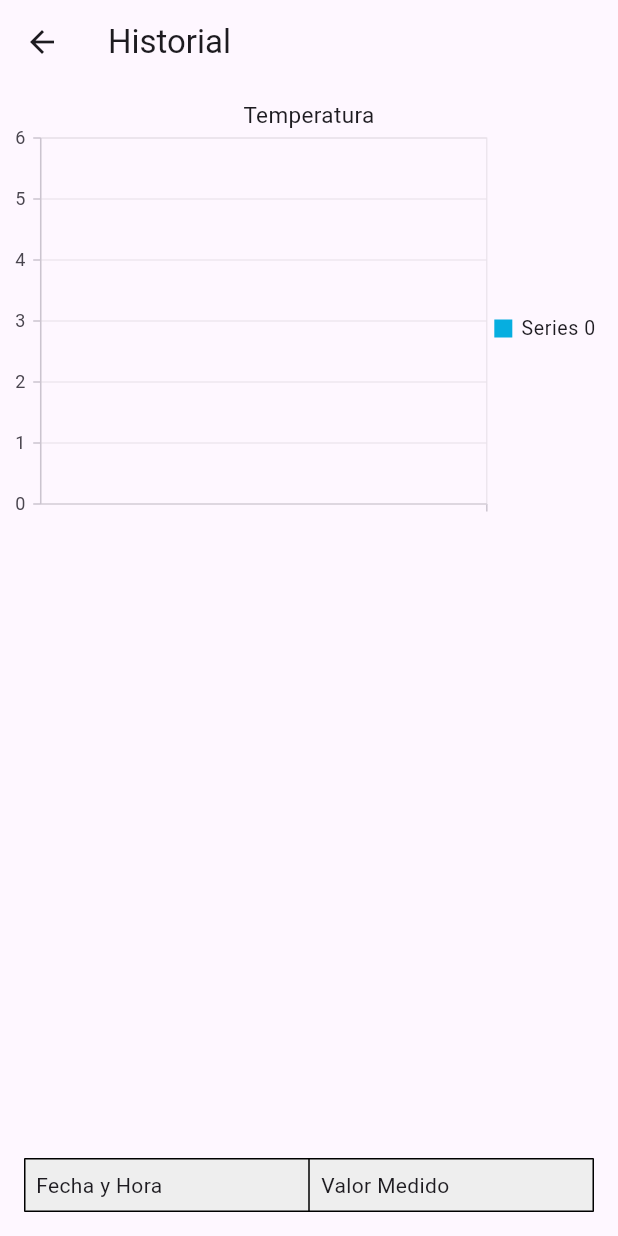
After one commit to IvanG0nzalez/PIS-Prediccion-Climatica, a Flutter app: the HistorialView screen opened by its route, on a phone screen of 412 x 824 dp. The commit adds this screen. Run offline on Flutter 3.47's test engine with Material 3 defaults, Android fonts, the phone set to English and light mode, and no system bars; our stand-ins replace fl_chart, flutter_secure_storage, syncfusion_flutter_charts, weather_icons; accounts and stored records are empty; network calls fail.

Commit message:
Historial, Tabla, grafica

```diff
--- a/movil_pis/lib/controls/servicio_back/FacadeService.dart
+++ b/movil_pis/lib/controls/servicio_back/FacadeService.dart
@@ -7,4 +7,8 @@ class FacadeService {
   Future<RespuestaGenerica> informacionActual() async {
     return await c.solicitudGet('/admin/historiales/obtener_actuales', false);
   }
+
+  Future<RespuestaGenerica> historiales() async {
+    return await c.solicitudGet('/admin/historiales', false);
+  }
 }
--- a/movil_pis/lib/main.dart
+++ b/movil_pis/lib/main.dart
@@ -1,5 +1,6 @@
 import 'package:flutter/material.dart';
 import 'package:movil_pis/views/exception/NoData.dart';
+import 'package:movil_pis/views/historialView.dart';
 import 'package:movil_pis/views/principalView.dart';
 import 'package:movil_pis/views/exception/Page404.dart';
 
@@ -40,6 +41,7 @@ class MyApp extends StatelessWidget {
       routes: {
         'home': (context) => const PrincipalView(),
         'exception': (context) => const NoDatos(),
+        'historial': (context) => const HistorialView(),
       },
       onGenerateRoute: (settings) {
         return MaterialPageRoute(builder: (context) => const Page404());
--- /dev/null
+++ b/movil_pis/lib/views/historialView.dart
@@ -0,0 +1,168 @@
+import 'package:flutter/material.dart';
+import 'package:syncfusion_flutter_charts/charts.dart';
+import 'package:movil_pis/controls/servicio_back/FacadeService.dart';
+
+class HistorialView extends StatefulWidget {
+  const HistorialView({Key? key}) : super(key: key);
+
+  @override
+  State<HistorialView> createState() => _HistorialViewState();
+}
+
+class _HistorialViewState extends State<HistorialView> {
+  late PageController _pageController;
+  List<dynamic> temperatura = [];
+  List<dynamic> presion = [];
+  List<dynamic> humedad = [];
+  bool dataLoaded = false;
+
+  @override
+  void initState() {
+    super.initState();
+    _pageController = PageController(initialPage: 0);
+    ObtenerDatos();
+  }
+
+  void ObtenerDatos() {
+    FacadeService facadeService = FacadeService();
+    facadeService.historiales().then((value) {
+      setState(() {
+        for (var valores in value.datos) {
+          if (valores['sensor']['tipo_medicion'] == "Humedad") {
+            humedad.add(valores);
+          } else if (valores['sensor']['tipo_medicion'] == "Temperatura") {
+            temperatura.add(valores);
+          } else {
+            presion.add(valores);
+          }
+        }
+        dataLoaded = true;
+        print(temperatura);
+      });
+    });
+  }
+
+  @override
+  Widget build(BuildContext context) {
+    return Scaffold(
+      appBar: AppBar(
+        title: Text('Historial'),
+      ),
+      body: Column(
+        children: [
+          Expanded(
+            child: PageView(
+              controller: _pageController,
+              children: [
+                _buildChart(temperatura, 'Temperatura'),
+                _buildChart(humedad, 'Humedad'),
+                _buildChart(presion, 'Presión'),
+              ],
+            ),
+          ),
+          if (dataLoaded)
+            Container(
+              constraints: BoxConstraints(
+                  maxHeight: 200), // Ajusta el valor según sea necesario
+              child: SingleChildScrollView(
+                child: Container(
+                  padding: EdgeInsets.all(16.0),
+                  child: _buildTable(temperatura),
+                ),
+              ),
+            ),
+        ],
+      ),
+    );
+  }
+
+  Widget _buildChart(List<dynamic> data, String title) {
+    return SingleChildScrollView(
+      child: Column(
+        children: [
+          SfCartesianChart(
+            title: ChartTitle(text: title),
+            legend: Legend(isVisible: true),
+            primaryXAxis: const CategoryAxis(
+              majorGridLines: MajorGridLines(
+                  width: 0), // Oculta las líneas de la cuadrícula principal
+            ),
+            series: _getDefaultData(data),
+            zoomPanBehavior: ZoomPanBehavior(
+              enablePanning: true,
+              enablePinching: true,
+            ),
+          ),
+          SizedBox(height: 10),
+        ],
+      ),
+    );
+  }
+
+  Widget _buildTable(List<dynamic> data) {
+    List<TableRow> rows = [];
+
+    for (var val in data) {
+      String dateString = val['fecha'] + ' ' + val['hora'];
+      DateTime dateTime = DateTime.parse(dateString).toLocal();
+      double value = val['valor_medido'].toDouble();
+
+      rows.add(TableRow(
+        children: [
+          TableCell(
+              child: Padding(
+                  padding: EdgeInsets.all(8.0),
+                  child: Text(dateTime.toString()))),
+          TableCell(
+              child: Padding(
+                  padding: EdgeInsets.all(8.0), child: Text(value.toString()))),
+        ],
+      ));
+    }
+
+    return Table(
+      border: TableBorder.all(),
+      children: [
+        TableRow(
+          decoration: BoxDecoration(color: Colors.grey[200]),
+          children: [
+            Padding(padding: EdgeInsets.all(8.0), child: Text('Fecha y Hora')),
+            Padding(padding: EdgeInsets.all(8.0), child: Text('Valor Medido')),
+          ],
+        ),
+        ...rows,
+      ],
+    );
+  }
+
+  List<LineSeries<SalesData, DateTime>> _getDefaultData(
+    List<dynamic> chartData,
+  ) {
+    Map<DateTime, List<SalesData>> groupedData = {};
+
+    for (var val in chartData) {
+      String dateString = val['fecha'] + ' ' + val['hora'];
+      DateTime dateTime = DateTime.parse(dateString).toLocal();
+      double value = val['valor_medido'].toDouble();
+      if (!groupedData.containsKey(dateTime)) {
+        groupedData[dateTime] = [];
+      }
+      groupedData[dateTime]!.add(SalesData(dateTime, value));
+    }
+
+    return [
+      LineSeries<SalesData, DateTime>(
+        dataSource: groupedData.entries.expand((entry) => entry.value).toList(),
+        xValueMapper: (SalesData sales, _) => sales.x,
+        yValueMapper: (SalesData sales, _) => sales.y,
+      ),
+    ];
+  }
+}
+
+class SalesData {
+  final DateTime x;
+  final double y;
+
+  SalesData(this.x, this.y);
+}
--- a/movil_pis/pubspec.yaml
+++ b/movil_pis/pubspec.yaml
@@ -37,6 +37,7 @@ dependencies:
   another_flushbar: ^1.10.28
   weather_icons: ^3.0.0
   fl_chart: ^0.66.1
+  syncfusion_flutter_charts: ^24.2.5
 
 
   # The following adds the Cupertino Icons font to your application.
```
Also changed, not shown: movil_pis/lib/views/principalView.dart (+42 -1 lines), movil_pis/lib/views/pronosticoWidget.dart (added, +120 -0 lines), movil_pis/pubspec.lock.
